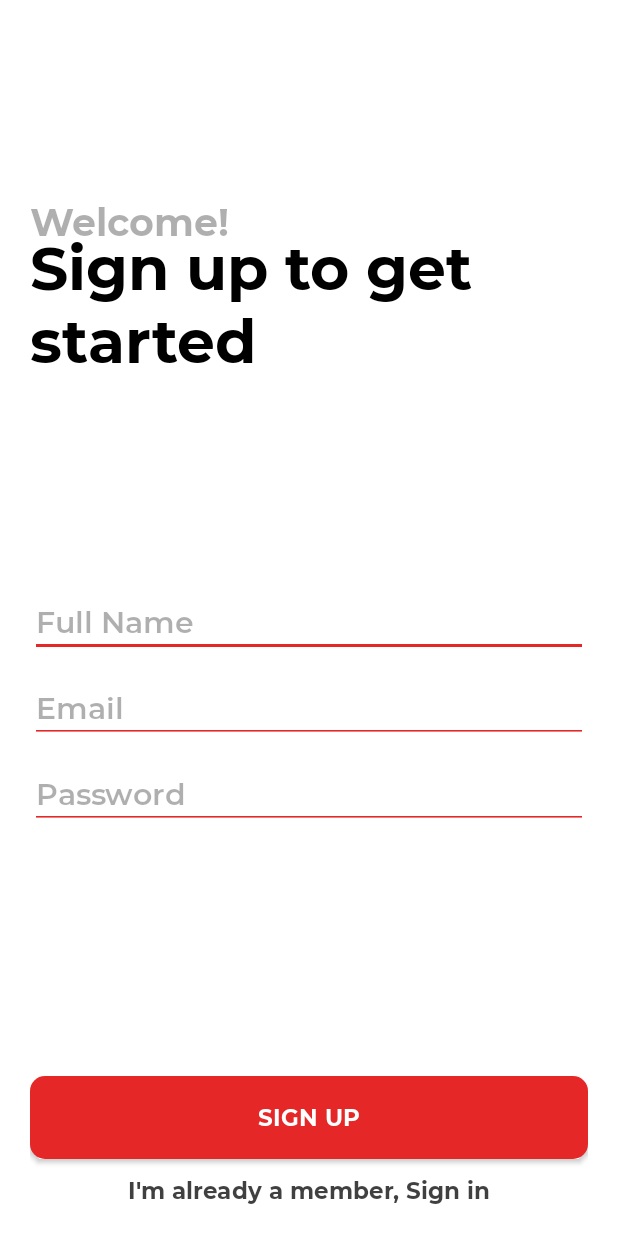
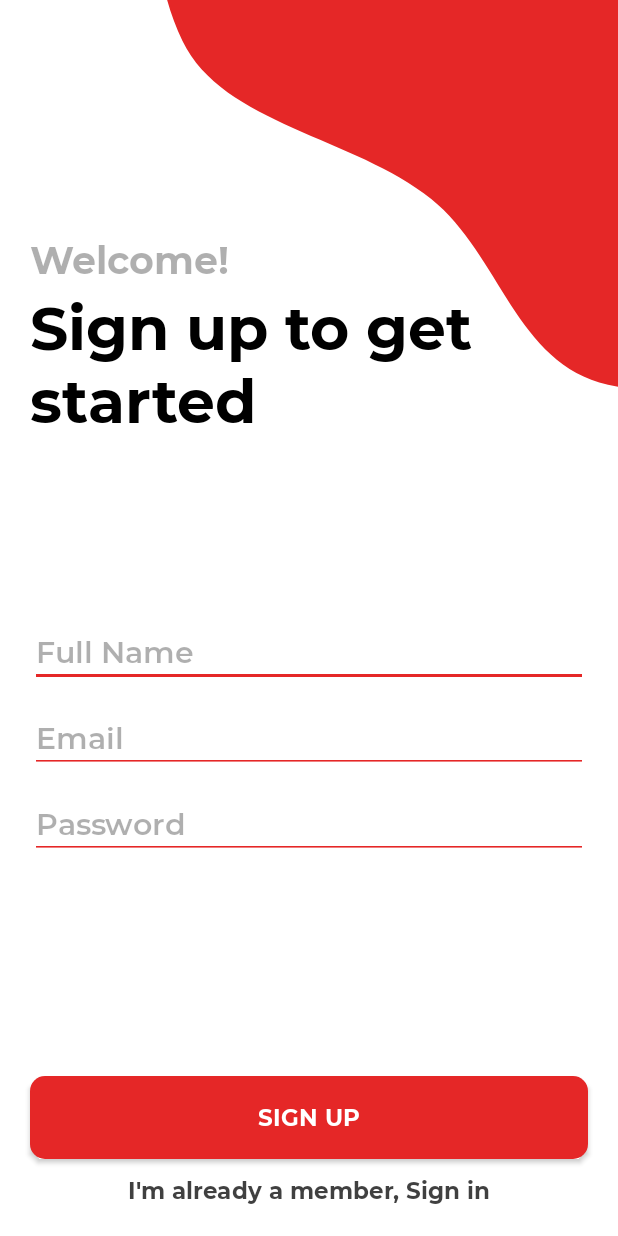
Before and after one commit to sarahmcney/RU2GOOD2GO, an Android app: the screen it shows after launch (SignUp), after a tap on an icon or button, on a phone screen of 412 x 824 dp. Run offline under Robolectric (Android 15) with nearby library versions, the phone set to English and light mode, and no system bars; 1 other tap on this screen came first.

Commit message:
Added blob image

```diff
--- a/app/src/main/java/com/example/ru2good2go/SignIn.kt
+++ b/app/src/main/java/com/example/ru2good2go/SignIn.kt
@@ -4,6 +4,8 @@ import android.content.Intent
 import androidx.appcompat.app.AppCompatActivity
 import android.os.Bundle
 import android.view.View
+import android.view.Window
+import android.view.WindowManager
 import android.widget.Button
 import android.widget.EditText
 import android.widget.TextView
@@ -12,6 +14,8 @@ class SignIn : AppCompatActivity() {
 
     override fun onCreate(savedInstanceState: Bundle?) {
         super.onCreate(savedInstanceState)
+        requestWindowFeature(Window.FEATURE_NO_TITLE)
+        this.getWindow().setFlags(WindowManager.LayoutParams.FLAG_FULLSCREEN, WindowManager.LayoutParams.FLAG_FULLSCREEN)
         setContentView(R.layout.activity_main)
 
         val emailEditText = findViewById<EditText>(R.id.emailEditText)
--- a/app/src/main/java/com/example/ru2good2go/SignUp.kt
+++ b/app/src/main/java/com/example/ru2good2go/SignUp.kt
@@ -4,6 +4,8 @@ import android.content.Intent
 import androidx.appcompat.app.AppCompatActivity
 import android.os.Bundle
 import android.view.View
+import android.view.Window
+import android.view.WindowManager
 import android.widget.Button
 import android.widget.EditText
 import android.widget.TextView
@@ -12,6 +14,8 @@ class SignUp : AppCompatActivity() {
 
     override fun onCreate(savedInstanceState: Bundle?) {
         super.onCreate(savedInstanceState)
+        requestWindowFeature(Window.FEATURE_NO_TITLE)
+        this.getWindow().setFlags(WindowManager.LayoutParams.FLAG_FULLSCREEN, WindowManager.LayoutParams.FLAG_FULLSCREEN)
         setContentView(R.layout.activity_sign_up)
 
         val fullNameEditText = findViewById<EditText>(R.id.fullNameEditText)
--- /dev/null
+++ b/app/src/main/res/drawable/blob2.xml
@@ -0,0 +1,10 @@
+<vector xmlns:android="http://schemas.android.com/apk/res/android"
+    android:width="375dp"
+    android:height="403dp"
+    android:viewportWidth="375"
+    android:viewportHeight="403">
+  <path
+      android:pathData="M726.31,158.386C682.471,213.178 595.849,194.05 529.167,215.9C473.656,234.09 425.262,290.951 368.93,275.489C312.634,260.037 303.947,182.769 261.694,142.487C215.04,98.01 135.084,89.036 110.746,29.35C84.858,-34.134 92.44,-115.615 134.307,-169.907C175.098,-222.804 252.481,-222.606 317.346,-238.566C368.796,-251.225 418.919,-257.052 471.744,-252.931C531.703,-248.252 595.408,-249.656 643.195,-213.14C695.231,-173.376 725.867,-111.728 740.164,-47.817C755.581,21.097 770.427,103.245 726.31,158.386Z"
+      android:fillColor="#E52727"
+      android:fillType="evenOdd"/>
+</vector>
--- a/app/src/main/res/layout/activity_sign_up.xml
+++ b/app/src/main/res/layout/activity_sign_up.xml
@@ -4,15 +4,20 @@
     xmlns:tools="http://schemas.android.com/tools"
     android:layout_width="match_parent"
     android:layout_height="match_parent"
-    android:layout_marginEnd="20dp"
-    android:layout_marginStart="20dp"
-    android:layout_marginTop="130dp"
     tools:context=".SignUp">
+
+    <View
+        android:layout_width="wrap_content"
+        android:layout_height="375dp"
+        android:background="@drawable/blob2"/>
 
     <TextView
         android:id="@+id/welcomeTextView"
         android:layout_width="match_parent"
         android:layout_height="wrap_content"
+        android:layout_marginEnd="20dp"
+        android:layout_marginStart="20dp"
+        android:layout_marginTop="155dp"
         android:fontFamily="@font/montserrat_bold"
         android:text="@string/welcome"
         android:textColor="@color/lightGray"
@@ -22,8 +27,10 @@
         android:id="@+id/signUpTextView"
         android:layout_width="match_parent"
         android:layout_height="wrap_content"
+        android:layout_below="@id/welcomeTextView"
+        android:layout_marginEnd="20dp"
+        android:layout_marginStart="20dp"
         android:layout_marginRight="20dp"
-        android:layout_marginTop="20dp"
         android:text="@string/sign_up"
         android:textColor="#000000"
         android:textSize="40sp"
@@ -41,6 +48,8 @@
             android:id="@+id/fullNameEditText"
             android:layout_width="match_parent"
             android:layout_height="wrap_content"
+            android:layout_marginEnd="20dp"
+            android:layout_marginStart="20dp"
             android:inputType="textPersonName"
             android:autofillHints="@string/full_name"
             android:hint="@string/full_name"
@@ -54,6 +63,8 @@
             android:id="@+id/emailEditText"
             android:layout_width="match_parent"
             android:layout_height="wrap_content"
+            android:layout_marginEnd="20dp"
+            android:layout_marginStart="20dp"
             android:inputType="textEmailAddress"
             android:autofillHints="@string/email"
             android:hint="@string/email"
@@ -68,6 +79,8 @@
             android:id="@+id/passwordEditText"
             android:layout_width="match_parent"
             android:layout_height="wrap_content"
+            android:layout_marginEnd="20dp"
+            android:layout_marginStart="20dp"
             android:hint="@string/pass"
             android:autofillHints="@string/pass"
             android:inputType="textPassword"
@@ -82,6 +95,8 @@
             android:id="@+id/test"
             android:layout_width="match_parent"
             android:layout_height="wrap_content"
+            android:layout_marginEnd="20dp"
+            android:layout_marginStart="20dp"
             android:gravity="center"
             android:text="test"
             android:textColor="#000000"
@@ -96,6 +111,8 @@
     <Button
         android:id="@+id/signUpButton"
         android:layout_width="match_parent"
+        android:layout_marginEnd="20dp"
+        android:layout_marginStart="20dp"
         android:layout_height="55dp"
         android:text="@string/sign_up_btn"
         android:clickable="true"
@@ -113,6 +130,8 @@
         android:id="@+id/linkToSignIn"
         android:layout_width="match_parent"
         android:layout_height="wrap_content"
+        android:layout_marginEnd="20dp"
+        android:layout_marginStart="20dp"
         android:layout_marginTop="10dp"
         android:layout_alignParentBottom="true"
         android:clickable="true"
```
Also changed, not shown: app/src/main/res/drawable/blob.xml (added, +10 -0 lines), app/src/main/res/layout/activity_main.xml (+23 -4 lines).
